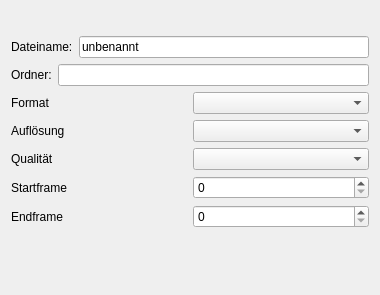
The window that code/src/main/resources/base/ui/export.ui (felixdittrich92/mission-uncuttable) describes before a commit, drawn with Qt 5.
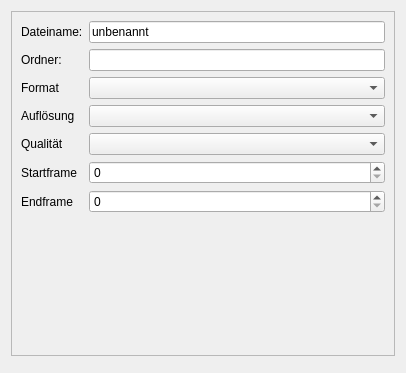
The same window after the commit.

Commit message: #326 Style export dialog

```diff
--- a/code/src/main/resources/base/ui/export.ui
+++ b/code/src/main/resources/base/ui/export.ui
@@ -6,8 +6,8 @@
    <rect>
     <x>0</x>
     <y>0</y>
-    <width>380</width>
-    <height>295</height>
+    <width>406</width>
+    <height>373</height>
    </rect>
   </property>
   <property name="windowTitle">
@@ -15,110 +15,94 @@
   </property>
   <layout class="QVBoxLayout" name="verticalLayout">
    <item>
-    <layout class="QVBoxLayout" name="verticalLayout_2">
-     <item>
-      <layout class="QHBoxLayout" name="horizontalLayout">
-       <item>
+    <widget class="QFrame" name="export_frame">
+     <property name="frameShape">
+      <enum>QFrame::StyledPanel</enum>
+     </property>
+     <property name="frameShadow">
+      <enum>QFrame::Raised</enum>
+     </property>
+     <layout class="QGridLayout" name="gridLayout">
+      <item row="0" column="0">
+       <layout class="QFormLayout" name="formLayout">
+        <item row="0" column="0">
         <widget class="QLabel" name="filename_label">
          <property name="text">
           <string>Dateiname:</string>
          </property>
         </widget>
        </item>
-       <item>
+        <item row="0" column="1">
         <widget class="QLineEdit" name="filename_edit">
          <property name="text">
           <string>unbenannt</string>
          </property>
         </widget>
        </item>
-      </layout>
-     </item>
-     <item>
-      <layout class="QHBoxLayout" name="horizontalLayout_2">
-       <item>
+        <item row="1" column="0">
         <widget class="QLabel" name="folder_label">
          <property name="text">
           <string>Ordner:</string>
          </property>
         </widget>
        </item>
-       <item>
+        <item row="1" column="1">
         <widget class="QLineEdit" name="folder_edit"/>
        </item>
-      </layout>
-     </item>
-     <item>
-      <layout class="QHBoxLayout" name="horizontalLayout_8">
-       <item>
+        <item row="2" column="0">
         <widget class="QLabel" name="format_label">
          <property name="text">
           <string>Format</string>
          </property>
         </widget>
        </item>
-       <item>
+        <item row="2" column="1">
         <widget class="QComboBox" name="format_cb"/>
        </item>
-      </layout>
-     </item>
-     <item>
-      <layout class="QHBoxLayout" name="horizontalLayout_3">
-       <item>
+        <item row="3" column="0">
         <widget class="QLabel" name="resolution_label">
          <property name="text">
           <string>Auflösung</string>
          </property>
         </widget>
        </item>
-       <item>
+        <item row="3" column="1">
         <widget class="QComboBox" name="size_cb"/>
        </item>
-      </layout>
-     </item>
-     <item>
-      <layout class="QHBoxLayout" name="horizontalLayout_9">
-       <item>
+        <item row="4" column="0">
         <widget class="QLabel" name="quality_label">
          <property name="text">
           <string>Qualität</string>
          </property>
         </widget>
        </item>
-       <item>
+        <item row="4" column="1">
         <widget class="QComboBox" name="quality_cb"/>
        </item>
-      </layout>
-     </item>
-     <item>
-      <layout class="QHBoxLayout" name="horizontalLayout_6">
-       <item>
+        <item row="5" column="0">
         <widget class="QLabel" name="startframe_label">
          <property name="text">
           <string>Startframe</string>
          </property>
         </widget>
        </item>
-       <item>
+        <item row="5" column="1">
         <widget class="QSpinBox" name="start_sb"/>
        </item>
-      </layout>
-     </item>
-     <item>
-      <layout class="QHBoxLayout" name="horizontalLayout_5">
-       <item>
+        <item row="6" column="0">
         <widget class="QLabel" name="endframe_label">
          <property name="text">
           <string>Endframe</string>
          </property>
         </widget>
        </item>
-       <item>
+        <item row="6" column="1">
         <widget class="QSpinBox" name="end_sb"/>
        </item>
       </layout>
      </item>
     </layout>
+    </widget>
    </item>
    <item>
     <widget class="QDialogButtonBox" name="buttonBox">
```
Lines whose indentation alone changed are shown as unchanged. The commit also changes 2 other files.
